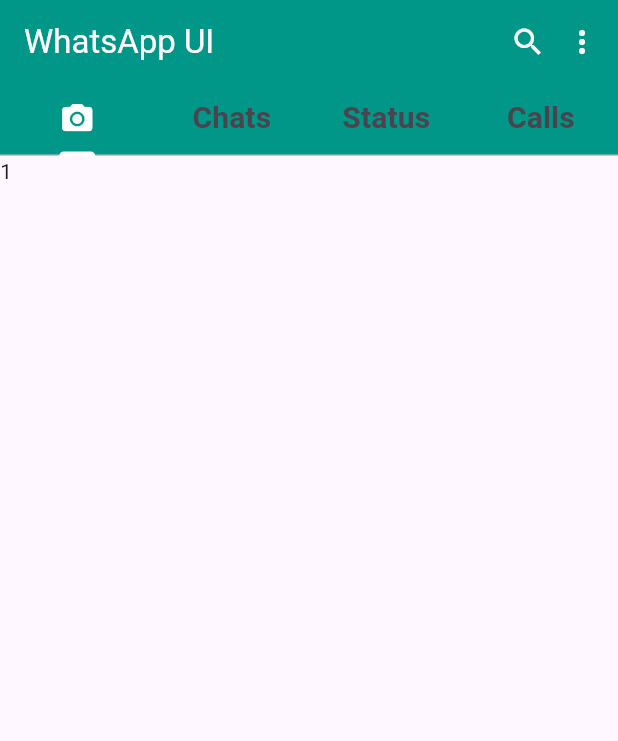
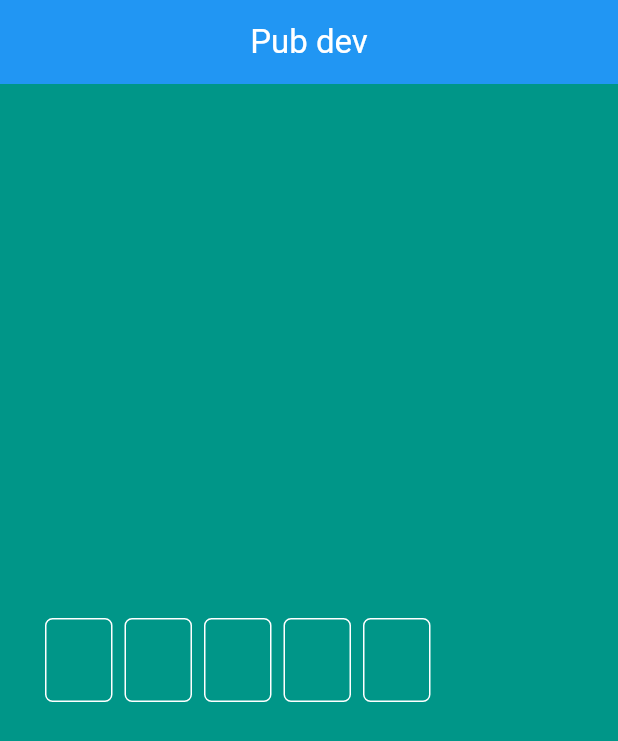
Before and after one commit to R-e-h-a-n-N-a-s-e-e-r/learning-Flutter, a Flutter app: the screen it shows after launch, on a phone screen of 412 x 824 dp. Shown: the top 741 px of the screen. Run offline on Flutter 3.47's test engine with Material 3 defaults, Android fonts, the phone set to English and light mode, and no system bars; drawn by our look-alikes of pinput; our stand-ins replace animated_text_kit, badges, font_awesome_flutter, readmore.

Commit message:
Learnt Badges , Icons , Animation & Input from Pub Dev

```diff
--- a/lib/home.dart
+++ b/lib/home.dart
@@ -1,4 +1,9 @@
+import 'package:animated_text_kit/animated_text_kit.dart';
 import 'package:flutter/material.dart';
+import 'package:font_awesome_flutter/font_awesome_flutter.dart';
+import 'package:pinput/pinput.dart';
+import 'package:readmore/readmore.dart';
+import 'package:badges/badges.dart' as badges;
 
 class HomeScreen extends StatefulWidget {
   const HomeScreen({super.key});
@@ -10,112 +15,84 @@ class HomeScreen extends StatefulWidget {
 class _HomeScreenState extends State<HomeScreen> {
   @override
   Widget build(BuildContext context) {
-    return DefaultTabController(
-      length: 4,
-      child: Scaffold(
-        appBar: AppBar(
-          title: Text("WhatsApp UI"),
-          backgroundColor: Colors.teal,
-          foregroundColor: Colors.white,
-          bottom: TabBar(
-            indicatorColor: Colors.white,
-            labelStyle: TextStyle(
-              color: Colors.white,
-              fontWeight: FontWeight.w600,
-              fontSize: 20,
-            ),
-            tabs: [
-              Tab(child: Icon(Icons.camera_alt)),
-              Tab(child: Text('Chats')),
-              Tab(child: Text('Status')),
-              Tab(child: Text('Calls')),
+    return Scaffold(
+      backgroundColor: Colors.teal,
+      appBar: AppBar(
+        backgroundColor: Colors.blue,
+        title: Text("Pub dev"),
+        centerTitle: true,
+        foregroundColor: Colors.white,
+      ),
+      body: SafeArea(
+        child: Padding(
+          padding: EdgeInsetsGeometry.all(30),
+          child: Column(
+            mainAxisAlignment: MainAxisAlignment.center,
+            crossAxisAlignment: CrossAxisAlignment.center,
+            children: [
+              Pinput(
+                onChanged: (value){},
+                length: 5,
+                defaultPinTheme:PinTheme(
+                  width: 45,
+                  height: 56,
+                  textStyle: TextStyle(fontSize: 20, color: Color.fromRGBO(30, 60, 87, 1), fontWeight: FontWeight.w600),
+                  decoration: BoxDecoration(
+                    border: Border.all(color: Colors.white),
+                    borderRadius: BorderRadius.circular(5),
+                  ),
+                )
+              ),
             ],
           ),
-          actions: [
-            Icon(Icons.search),
-            PopupMenuButton(
-              itemBuilder: (context) => [
-                PopupMenuItem(value: '1', child: Text('New Group')),
-                PopupMenuItem(value: '2', child: Text('Setting')),
-                PopupMenuItem(value: '3', child: Text('Profile')),
-              ],
-            ),
-          ],
-        ),
-        body: TabBarView(
-          children: [
-            Text("1"),
-            ListView.builder(
-              itemCount: 40,
-              itemBuilder: (context, index) {
-                return ListTile(
-                  leading: CircleAvatar(
-                    backgroundImage: index.isEven
-                        ? AssetImage('assets/logo.png')
-                        : NetworkImage(
-                            'https://images.pexels.com/photos/674010/pexels-photo-674010.jpeg',
-                          ),
-                  ),
-                  trailing: index.isEven ? Text("3:27 pm") : Text('1:30 am'),
-                  title: index.isEven ? Text("Henry") : Text('Peter'),
-                  subtitle: index.isEven
-                      ? Text("Hey there! i am using whatsApp")
-                      : Text('Hi Sorry working right now'),
-                );
-              },
-            ),
-            Column(
-              crossAxisAlignment: CrossAxisAlignment.start,
-              children: [
-                Padding(
-                  padding: const EdgeInsets.all(12.0),
-                  child: Text(
-                    "Status Update",
-                    style: TextStyle(fontSize: 20, fontWeight: FontWeight.w700),
-                  ),
-                ),
-                Expanded(
-                  child: ListView.builder(
-                    itemCount: 15,
-                    itemBuilder: (context, index) {
-                      return ListTile(
-                        leading: Container(
-                          decoration: BoxDecoration(
-                            shape: BoxShape.circle,
-                            border: Border.all(color: Colors.green, width: 3),
-                          ),
-                          child: CircleAvatar(
-                            backgroundImage: AssetImage('assets/logo.png'),
-                          ),
-                        ),
-                        title: Text("Henry"),
-                        subtitle: Text('35 minutes Ago'),
-                      );
-                    },
-                  ),
-                ),
-              ],
-            ),
-            ListView.builder(
-              itemCount: 15,
-              itemBuilder: (context, index) {
-                return ListTile(
-                  leading: CircleAvatar(
-                    backgroundImage: AssetImage('assets/logo.png'),
-                  ),
-                  trailing: index / 2 == 0
-                      ? Icon(Icons.call)
-                      : Icon(Icons.video_call),
-                  title: Text("Henry"),
-                  subtitle: index / 2 == 0
-                      ? Text('You missed a call')
-                      : Text('At 3:17 pm'),
-                );
-              },
-            ),
-          ],
         ),
       ),
     );
   }
 }
+
+// children: [
+// Icon(FontAwesomeIcons.houseMedicalCircleCheck),
+// ReadMoreText(
+// 'The Annotation feature enhances the interactivity and functionality of the text content. You can define custom styles and interactions for patterns like hashtags, URLs, and mentions.',
+// trimMode: TrimMode.Line,
+// trimLines: 2,
+// colorClickableText: Colors.pink,
+// trimCollapsedText: 'Show more',
+// trimExpandedText: 'Show less',
+// moreStyle: TextStyle(fontSize: 14, fontWeight: FontWeight.bold),
+// ),
+// badges.Badge(
+// badgeContent: Text('6'),
+// badgeAnimation: badges.BadgeAnimation.slide(),
+// child: Icon(Icons.account_circle),
+// ),
+// badges.Badge(
+// badgeContent: Text('2'),
+// badgeAnimation: badges.BadgeAnimation.rotation(),
+// child: Icon(FontAwesomeIcons.anchorCircleXmark),
+// ),
+// badges.Badge(
+// badgeContent: Text('1'),
+// badgeAnimation: badges.BadgeAnimation.fade(),
+// child: Icon(FontAwesomeIcons.alarmClock),
+// ),
+// Row(
+// // mainAxisSize: MainAxisSize.min,
+// children: <Widget>[
+// const SizedBox(width: 20.0, height: 100.0),
+// const Text('Be', style: TextStyle(fontSize: 43.0)),
+// const SizedBox(width: 20.0, height: 100.0),
+// DefaultTextStyle(
+// style: const TextStyle(fontSize: 40.0, color: Colors.black),
+// child: AnimatedTextKit(
+// animatedTexts: [
+// RotateAnimatedText('AWESOME'),
+// RotateAnimatedText('OPTIMISTIC'),
+// RotateAnimatedText('DIFFERENT'),
+// ],
+// ),
+// ),
+// ],
+// ),
+// ],
--- a/pubspec.yaml
+++ b/pubspec.yaml
@@ -34,6 +34,11 @@ dependencies:
   # The following adds the Cupertino Icons font to your application.
   # Use with the CupertinoIcons class for iOS style icons.
   cupertino_icons: ^1.0.8
+  font_awesome_flutter: ^10.10.0
+  readmore: ^3.0.0
+  badges: ^3.1.2
+  animated_text_kit: ^4.2.2
+  pinput: ^5.0.2
 
 dev_dependencies:
   flutter_test:
```
Also changed, not shown: pubspec.lock.
